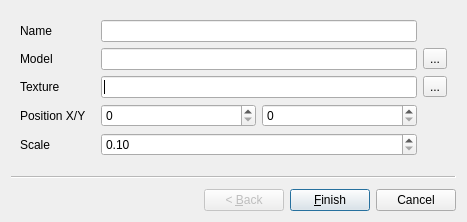
Before: the Qt Designer form game_editor/wizardobject.ui in Plaristote/fallout-equestria, drawn with Qt 5.
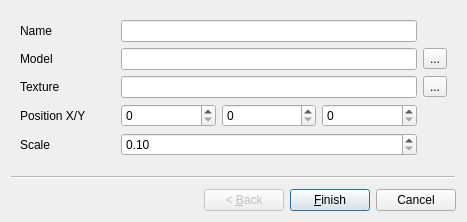
After: the same form once the commit is applied.

Commit message: + Pushed missing/updated ui files for game editor

Patch:
```diff
--- a/game_editor/wizardobject.ui
+++ b/game_editor/wizardobject.ui
@@ -15,9 +15,6 @@
   </property>
   <widget class="QWizardPage" name="wizardPage1">
    <layout class="QGridLayout" name="gridLayout">
-    <item row="3" column="1" colspan="4">
-     <widget class="QLineEdit" name="texture"/>
-    </item>
     <item row="4" column="0">
      <widget class="QLabel" name="label_3">
       <property name="text">
@@ -46,9 +43,6 @@
       </property>
      </widget>
     </item>
-    <item row="4" column="3" colspan="2">
-     <widget class="QSpinBox" name="posy"/>
-    </item>
     <item row="2" column="5">
      <widget class="QToolButton" name="pickModel">
       <property name="text">
@@ -56,12 +50,6 @@
       </property>
      </widget>
     </item>
-    <item row="0" column="1" colspan="4">
-     <widget class="QLineEdit" name="name"/>
-    </item>
-    <item row="2" column="1" colspan="4">
-     <widget class="QLineEdit" name="model"/>
-    </item>
     <item row="3" column="5">
      <widget class="QToolButton" name="pickTexture">
       <property name="text">
@@ -69,9 +57,6 @@
       </property>
      </widget>
     </item>
-    <item row="4" column="1" colspan="2">
-     <widget class="QSpinBox" name="posx"/>
-    </item>
     <item row="5" column="0">
      <widget class="QLabel" name="label_6">
       <property name="text">
@@ -79,7 +64,16 @@
       </property>
      </widget>
     </item>
-    <item row="5" column="1" colspan="4">
+    <item row="4" column="1">
+     <widget class="QSpinBox" name="posx"/>
+    </item>
+    <item row="4" column="2">
+     <widget class="QSpinBox" name="posy"/>
+    </item>
+    <item row="4" column="3">
+     <widget class="QSpinBox" name="posz"/>
+    </item>
+    <item row="5" column="1" colspan="3">
      <widget class="QDoubleSpinBox" name="scale">
       <property name="minimum">
        <double>0.100000000000000</double>
@@ -89,6 +83,15 @@
       </property>
      </widget>
     </item>
+    <item row="3" column="1" colspan="3">
+     <widget class="QLineEdit" name="texture"/>
+    </item>
+    <item row="2" column="1" colspan="3">
+     <widget class="QLineEdit" name="model"/>
+    </item>
+    <item row="0" column="1" colspan="3">
+     <widget class="QLineEdit" name="name"/>
+    </item>
    </layout>
   </widget>
  </widget>
```
The commit also changes 7 other files.
